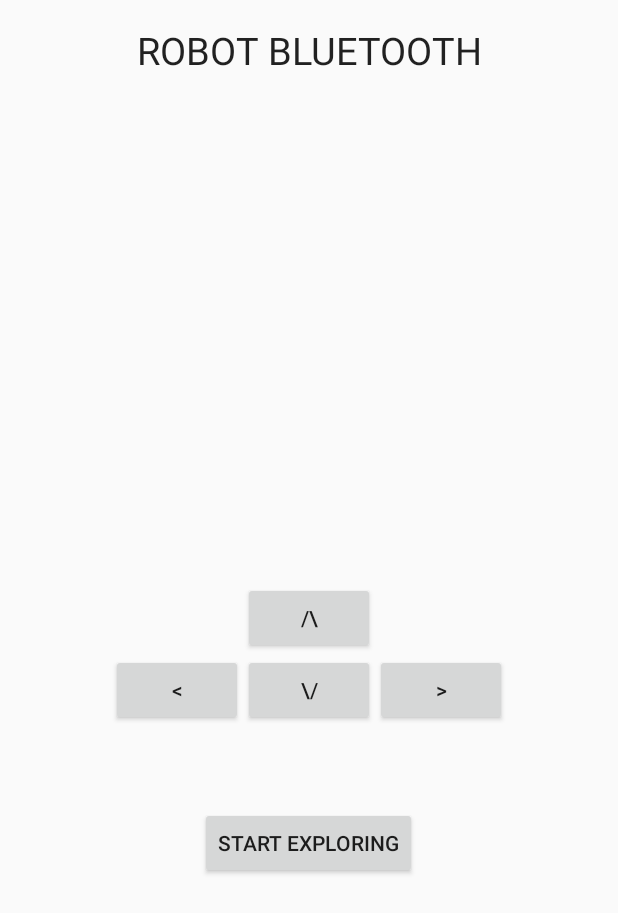
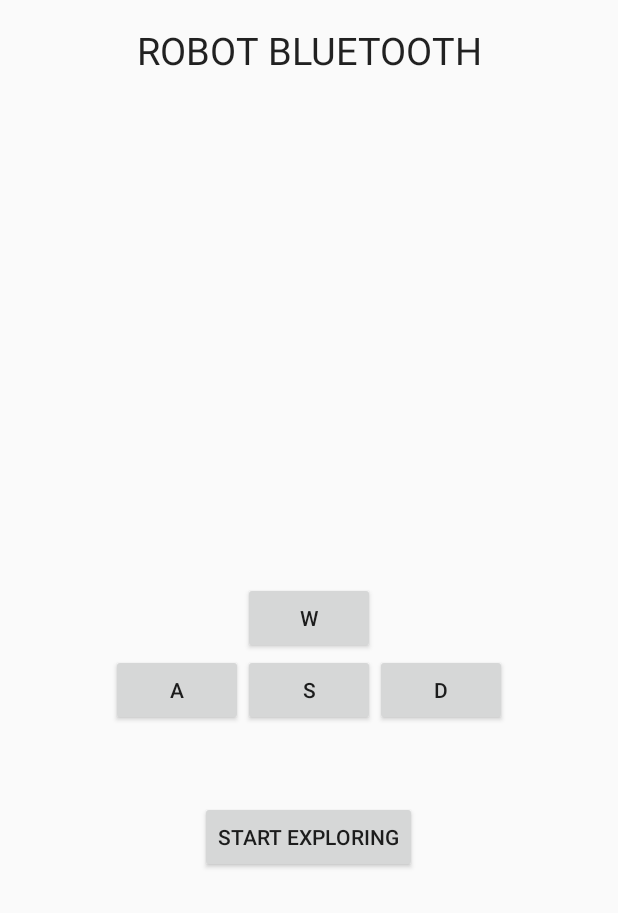
Before and after one commit to PUT-PTM/STMPathFinder, an Android app: the layout activity_main.xml on its own in the app's theme, with its tools: preview values and no code run, on a phone screen of 412 x 824 dp. Shown: the top 913 px of the screen. Run offline under Robolectric (Android 15) with nearby library versions, the phone set to English and light mode, and no system bars.

Commit message:
Dodano klase do zarzadzania bluetooth. Poniewaz dodano obsluge bluetooth, nie mozna dalej testowac aplikacji na emulatorze. Wlaczajac aplikacje nalezy miec uruchomiony modul bluetooth oraz byc podlaczonym do robota.

```diff
--- a/Android Module/app/build.gradle
+++ b/Android Module/app/build.gradle
@@ -23,4 +23,5 @@ dependencies {
     compile fileTree(dir: 'libs', include: ['*.jar'])
     testCompile 'junit:junit:4.12'
     compile 'com.android.support:appcompat-v7:23.3.0'
+    compile 'com.google.android.gms:play-services-appindexing:8.1.0'
 }
--- a/Android Module/app/src/main/res/layout/activity_main.xml
+++ b/Android Module/app/src/main/res/layout/activity_main.xml
@@ -27,7 +27,7 @@
     <Button
         android:layout_width="wrap_content"
         android:layout_height="wrap_content"
-        android:text="/\\"
+        android:text="w"
         android:id="@+id/buttonUp"
         android:layout_centerVertical="true"
         android:layout_toRightOf="@+id/buttonLeft"
@@ -36,7 +36,7 @@
     <Button
         android:layout_width="wrap_content"
         android:layout_height="wrap_content"
-        android:text="\\/"
+        android:text="s"
         android:id="@+id/buttonDown"
         android:layout_below="@+id/buttonUp"
         android:layout_centerHorizontal="true" />
@@ -44,7 +44,7 @@
     <Button
         android:layout_width="wrap_content"
         android:layout_height="wrap_content"
-        android:text="&lt;"
+        android:text="a"
         android:id="@+id/buttonLeft"
         android:layout_alignBottom="@+id/buttonDown"
         android:layout_toLeftOf="@+id/buttonDown"
@@ -53,7 +53,7 @@
     <Button
         android:layout_width="wrap_content"
         android:layout_height="wrap_content"
-        android:text=">"
+        android:text="d"
         android:id="@+id/buttonRight"
         android:layout_alignTop="@+id/buttonDown"
         android:layout_toRightOf="@+id/buttonDown"
@@ -64,8 +64,8 @@
         android:layout_height="wrap_content"
         android:text="Start exploring"
         android:id="@+id/buttonExploring"
+        android:layout_marginTop="50dp"
         android:layout_below="@+id/buttonDown"
-        android:layout_centerHorizontal="true"
-        android:layout_marginTop="54dp" />
+        android:layout_centerHorizontal="true" />
 
 </RelativeLayout>
```
Also changed, not shown: Android Module/app/src/main/AndroidManifest.xml (+7 -1 lines), Android Module/app/src/main/java/com/example/szymon/myapplication/BluetoothManager.java (added, +60 -0 lines), Android Module/app/src/main/java/com/example/szymon/myapplication/MainActivity.java (+73 -15 lines).
